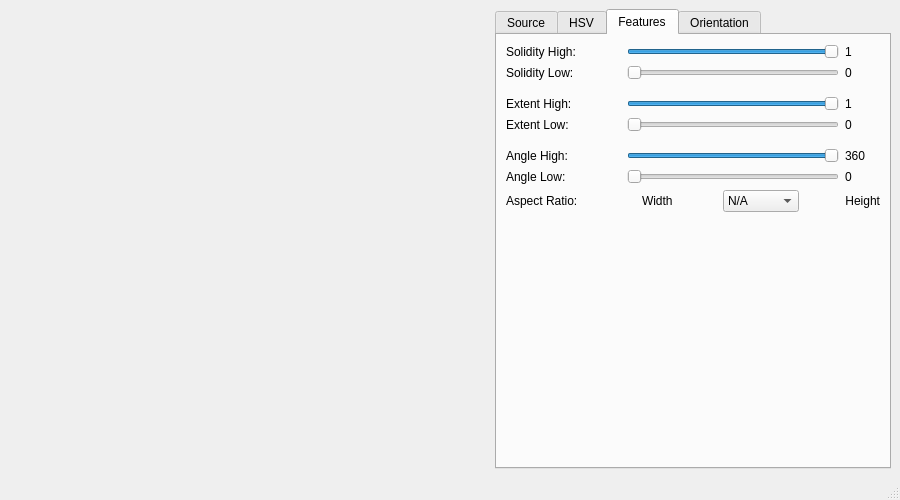
NicolasNewman/FRC-Vision-Tuner, file src/visionTuner.ui: the form before one commit.
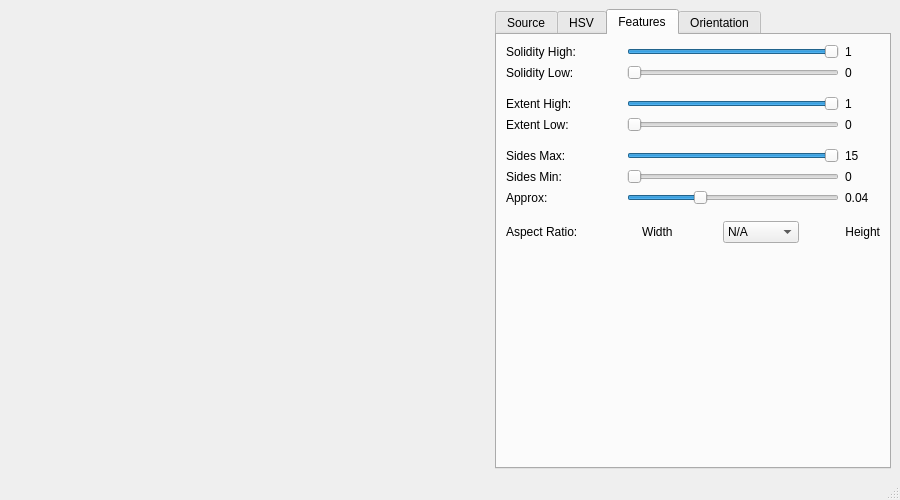
The form after the commit. The open tabs and pages were chosen to show the change.

Commit message: implemented side estimator

The edit to the form file:
```diff
--- a/src/visionTuner.ui
+++ b/src/visionTuner.ui
@@ -820,7 +820,9 @@
              </spacer>
             </item>
             <item>
-             <layout class="QHBoxLayout" name="layoutOH">
+             <layout class="QVBoxLayout" name="layoutSide">
+              <item>
+               <layout class="QHBoxLayout" name="layoutSideMax">
               <item>
                <widget class="QLabel" name="label_14">
                 <property name="minimumSize">
@@ -836,7 +838,7 @@
                  </size>
                 </property>
                 <property name="text">
-                 <string>Angle High:</string>
+                   <string>Sides Max:</string>
                 </property>
                </widget>
               </item>
@@ -854,7 +856,7 @@
                </widget>
               </item>
               <item>
-               <widget class="QLabel" name="labelOH">
+                 <widget class="QLabel" name="labelSideMax">
                 <property name="minimumSize">
                  <size>
                   <width>35</width>
@@ -868,14 +870,14 @@
                  </size>
                 </property>
                 <property name="text">
-                 <string>360</string>
+                   <string>15</string>
                 </property>
                </widget>
               </item>
              </layout>
             </item>
             <item>
-             <layout class="QHBoxLayout" name="layoutOL">
+               <layout class="QHBoxLayout" name="layoutSideMin">
               <item>
                <widget class="QLabel" name="label_15">
                 <property name="minimumSize">
@@ -891,7 +893,7 @@
                  </size>
                 </property>
                 <property name="text">
-                 <string>Angle Low:</string>
+                   <string>Sides Min:</string>
                 </property>
                </widget>
               </item>
@@ -925,6 +927,82 @@
                </widget>
               </item>
              </layout>
+              </item>
+              <item>
+               <layout class="QHBoxLayout" name="layoutApprox">
+                <item>
+                 <widget class="QLabel" name="label_19">
+                  <property name="minimumSize">
+                   <size>
+                    <width>115</width>
+                    <height>0</height>
+                   </size>
+                  </property>
+                  <property name="maximumSize">
+                   <size>
+                    <width>115</width>
+                    <height>16777215</height>
+                   </size>
+                  </property>
+                  <property name="text">
+                   <string>Approx:</string>
+                  </property>
+                 </widget>
+                </item>
+                <item>
+                 <widget class="QSlider" name="sliderSideApprox">
+                  <property name="minimum">
+                   <number>1</number>
+                  </property>
+                  <property name="maximum">
+                   <number>10</number>
+                  </property>
+                  <property name="value">
+                   <number>4</number>
+                  </property>
+                  <property name="orientation">
+                   <enum>Qt::Horizontal</enum>
+                  </property>
+                 </widget>
+                </item>
+                <item>
+                 <widget class="QLabel" name="labelSideApprox">
+                  <property name="minimumSize">
+                   <size>
+                    <width>35</width>
+                    <height>0</height>
+                   </size>
+                  </property>
+                  <property name="maximumSize">
+                   <size>
+                    <width>35</width>
+                    <height>16777215</height>
+                   </size>
+                  </property>
+                  <property name="text">
+                   <string>0.04</string>
+                  </property>
+                 </widget>
+                </item>
+               </layout>
+              </item>
+             </layout>
+            </item>
+            <item>
+             <spacer name="verticalSpacer_10">
+              <property name="orientation">
+               <enum>Qt::Vertical</enum>
+              </property>
+              <property name="sizeType">
+               <enum>QSizePolicy::Minimum</enum>
+              </property>
+              <property name="sizeHint" stdset="0">
+               <size>
+                <width>20</width>
+                <height>10</height>
+               </size>
+              </property>
+             </spacer>
             </item>
             <item>
              <layout class="QHBoxLayout" name="layoutAspect">
```
Left out of the diff: 12 changed lines with no effect on the pictures. Lines whose indentation alone changed are shown as unchanged. The commit also changes 3 other files.
